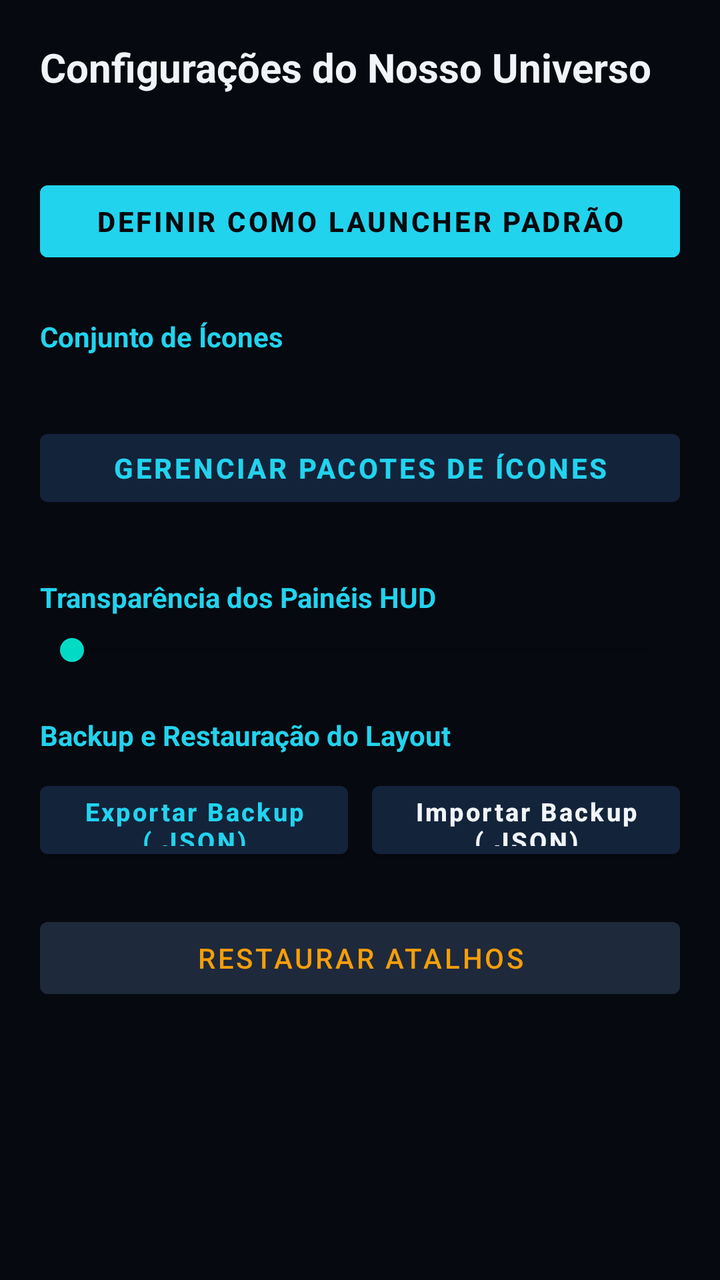
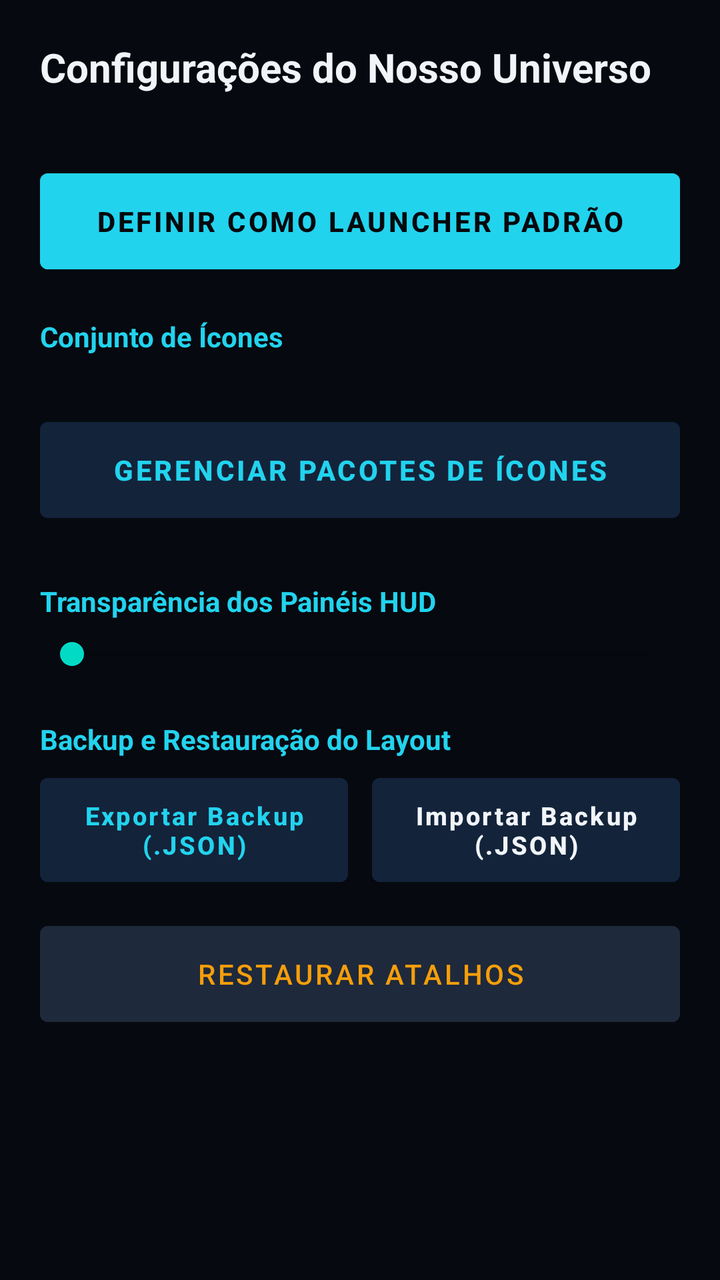

Two renders of the same Android screen: before a commit and after it. Below are the layout's source before the change and the commit's diff.
<!-- AndroidManifest.xml: application theme Theme.NossoUniverso.Wallpaper -->
<!-- res/layout/activity_settings.xml -->
<?xml version="1.0" encoding="utf-8"?>
<ScrollView xmlns:android="http://schemas.android.com/apk/res/android"
    android:layout_width="match_parent"
    android:layout_height="match_parent"
    android:background="#06090F"
    android:fillViewport="true">

    <LinearLayout
        android:layout_width="match_parent"
        android:layout_height="wrap_content"
        android:orientation="vertical"
        android:padding="20dp">

        <TextView
            android:layout_width="wrap_content"
            android:layout_height="wrap_content"
            android:text="@string/settings_title"
            android:textColor="@color/hud_text_primary"
            android:textSize="20sp"
            android:textStyle="bold" />

        <TextView
            android:id="@+id/txtDefaultStatus"
            android:layout_width="match_parent"
            android:layout_height="wrap_content"
            android:layout_marginTop="12dp"
            android:textColor="@color/hud_text_secondary"
            android:textSize="13sp" />

        <Button
            android:id="@+id/btnSetDefaultLauncher"
            android:layout_width="match_parent"
            android:layout_height="48dp"
            android:layout_marginTop="10dp"
            android:backgroundTint="@color/hud_cyan"
            android:text="@string/set_default_launcher"
            android:textColor="#05080D"
            android:textStyle="bold" />

        <TextView
            android:layout_width="wrap_content"
            android:layout_height="wrap_content"
            android:layout_marginTop="24dp"
            android:text="@string/icon_pack_section"
            android:textColor="@color/hud_cyan"
            android:textSize="14sp"
            android:textStyle="bold" />

        <TextView
            android:id="@+id/txtSettingsActivePack"
            android:layout_width="match_parent"
            android:layout_height="wrap_content"
            android:layout_marginTop="6dp"
            android:textColor="@color/hud_text_secondary"
            android:textSize="12.5sp" />

        <Button
            android:id="@+id/btnOpenIconPackManager"
            android:layout_width="match_parent"
            android:layout_height="46dp"
            android:layout_marginTop="10dp"
            android:backgroundTint="#13233A"
            android:text="@string/manage_icon_packs"
            android:textColor="@color/hud_cyan"
            android:textStyle="bold" />

        <RadioGroup
            android:id="@+id/radioIconPacks"
            android:layout_width="match_parent"
            android:layout_height="wrap_content"
            android:layout_marginTop="8dp" />

        <TextView
            android:layout_width="wrap_content"
            android:layout_height="wrap_content"
            android:layout_marginTop="24dp"
            android:text="@string/hud_transparency_section"
            android:textColor="@color/hud_cyan"
            android:textSize="14sp"
            android:textStyle="bold" />

        <SeekBar
            android:id="@+id/seekOpacity"
            android:layout_width="match_parent"
            android:layout_height="wrap_content"
            android:layout_marginTop="8dp"
            android:max="70" />

        <TextView
            android:layout_width="wrap_content"
            android:layout_height="wrap_content"
            android:layout_marginTop="24dp"
            android:text="@string/backup_section"
            android:textColor="@color/hud_cyan"
            android:textSize="14sp"
            android:textStyle="bold" />

        <LinearLayout
            android:layout_width="match_parent"
            android:layout_height="wrap_content"
            android:layout_marginTop="10dp"
            android:orientation="horizontal">

            <Button
                android:id="@+id/btnExportBackup"
                android:layout_width="0dp"
                android:layout_height="46dp"
                android:layout_marginEnd="6dp"
                android:layout_weight="1"
                android:backgroundTint="#13233A"
                android:text="@string/export_backup_json"
                android:textAllCaps="false"
                android:textColor="@color/hud_cyan"
                android:textSize="12.5sp"
                android:textStyle="bold" />

            <Button
                android:id="@+id/btnImportBackup"
                android:layout_width="0dp"
                android:layout_height="46dp"
                android:layout_marginStart="6dp"
                android:layout_weight="1"
                android:backgroundTint="#13233A"
                android:text="@string/import_backup_json"
                android:textAllCaps="false"
                android:textColor="@color/hud_text_primary"
                android:textSize="12.5sp"
                android:textStyle="bold" />
        </LinearLayout>

        <Button
            android:id="@+id/btnResetShortcuts"
            android:layout_width="match_parent"
            android:layout_height="48dp"
            android:layout_marginTop="22dp"
            android:backgroundTint="#1E293B"
            android:text="@string/reset_shortcuts"
            android:textColor="@color/hud_amber" />
    </LinearLayout>
</ScrollView>
<!-- resources referenced by this layout -->
<resources>
  <color name="hud_amber">#F59E0B</color>
  <color name="hud_cyan">#22D3EE</color>
  <color name="hud_text_primary">#F1F5F9</color>
  <color name="hud_text_secondary">#94A3B8</color>
  <string name="backup_section">Backup e Restauração do Layout</string>
  <string name="export_backup_json">Exportar Backup (.JSON)</string>
  <string name="hud_transparency_section">Transparência dos Painéis HUD</string>
  <string name="icon_pack_section">Conjunto de Ícones</string>
  <string name="import_backup_json">Importar Backup (.JSON)</string>
  <string name="manage_icon_packs">Gerenciar Pacotes de Ícones</string>
  <string name="reset_shortcuts">Restaurar Atalhos</string>
  <string name="set_default_launcher">Definir como Launcher Padrão</string>
  <string name="settings_title">Configurações do Nosso Universo</string>
  <style name="Theme.NossoUniverso.Wallpaper" parent="Theme.MaterialComponents.DayNight.NoActionBar">
          <item name="android:windowShowWallpaper">true</item>
          <item name="android:windowBackground">@android:color/transparent</item>
          <item name="android:colorBackground">@android:color/transparent</item>
          <item name="android:colorBackgroundCacheHint">@null</item>
          <item name="android:windowContentOverlay">@null</item>
          <item name="android:backgroundDimEnabled">false</item>
          <item name="android:backgroundDimAmount">0.0</item>
          <item name="android:statusBarColor">@android:color/transparent</item>
          <item name="android:navigationBarColor">@android:color/transparent</item>
          <item name="android:windowLightStatusBar">false</item>
          <item name="android:windowDrawsSystemBarBackgrounds">true</item>
      </style>
</resources>

<!-- the commit's change to res/layout/activity_settings.xml (unified diff, before → after) -->
@@ -3,13 +3,17 @@
     android:layout_width="match_parent"
     android:layout_height="match_parent"
     android:background="#06090F"
-    android:fillViewport="true">
+    android:fillViewport="true"
+    android:fitsSystemWindows="true">
 
     <LinearLayout
         android:layout_width="match_parent"
         android:layout_height="wrap_content"
         android:orientation="vertical"
-        android:padding="20dp">
+        android:paddingStart="20dp"
+        android:paddingTop="20dp"
+        android:paddingEnd="20dp"
+        android:paddingBottom="40dp">
 
         <TextView
             android:layout_width="wrap_content"
@@ -30,9 +34,16 @@
         <Button
             android:id="@+id/btnSetDefaultLauncher"
             android:layout_width="match_parent"
-            android:layout_height="48dp"
+            android:layout_height="wrap_content"
             android:layout_marginTop="10dp"
             android:backgroundTint="@color/hud_cyan"
+            android:gravity="center"
+            android:insetTop="0dp"
+            android:insetBottom="0dp"
+            android:minHeight="48dp"
+            android:paddingHorizontal="16dp"
+            android:paddingVertical="12dp"
+            android:singleLine="false"
             android:text="@string/set_default_launcher"
             android:textColor="#05080D"
             android:textStyle="bold" />
@@ -57,9 +68,16 @@
         <Button
             android:id="@+id/btnOpenIconPackManager"
             android:layout_width="match_parent"
-            android:layout_height="46dp"
+            android:layout_height="wrap_content"
             android:layout_marginTop="10dp"
             android:backgroundTint="#13233A"
+            android:gravity="center"
+            android:insetTop="0dp"
+            android:insetBottom="0dp"
+            android:minHeight="48dp"
+            android:paddingHorizontal="16dp"
+            android:paddingVertical="12dp"
+            android:singleLine="false"
             android:text="@string/manage_icon_packs"
             android:textColor="@color/hud_cyan"
             android:textStyle="bold" />
@@ -99,15 +117,23 @@
             android:layout_width="match_parent"
             android:layout_height="wrap_content"
             android:layout_marginTop="10dp"
+            android:baselineAligned="false"
             android:orientation="horizontal">
 
             <Button
                 android:id="@+id/btnExportBackup"
                 android:layout_width="0dp"
-                android:layout_height="46dp"
+                android:layout_height="wrap_content"
                 android:layout_marginEnd="6dp"
                 android:layout_weight="1"
                 android:backgroundTint="#13233A"
+                android:gravity="center"
+                android:insetTop="0dp"
+                android:insetBottom="0dp"
+                android:minHeight="52dp"
+                android:paddingHorizontal="10dp"
+                android:paddingVertical="10dp"
+                android:singleLine="false"
                 android:text="@string/export_backup_json"
                 android:textAllCaps="false"
                 android:textColor="@color/hud_cyan"
@@ -117,10 +143,17 @@
             <Button
                 android:id="@+id/btnImportBackup"
                 android:layout_width="0dp"
-                android:layout_height="46dp"
+                android:layout_height="wrap_content"
                 android:layout_marginStart="6dp"
                 android:layout_weight="1"
                 android:backgroundTint="#13233A"
+                android:gravity="center"
+                android:insetTop="0dp"
+                android:insetBottom="0dp"
+                android:minHeight="52dp"
+                android:paddingHorizontal="10dp"
+                android:paddingVertical="10dp"
+                android:singleLine="false"
                 android:text="@string/import_backup_json"
                 android:textAllCaps="false"
                 android:textColor="@color/hud_text_primary"
@@ -131,9 +164,16 @@
         <Button
             android:id="@+id/btnResetShortcuts"
             android:layout_width="match_parent"
-            android:layout_height="48dp"
+            android:layout_height="wrap_content"
             android:layout_marginTop="22dp"
             android:backgroundTint="#1E293B"
+            android:gravity="center"
+            android:insetTop="0dp"
+            android:insetBottom="0dp"
+            android:minHeight="48dp"
+            android:paddingHorizontal="16dp"
+            android:paddingVertical="12dp"
+            android:singleLine="false"
             android:text="@string/reset_shortcuts"
             android:textColor="@color/hud_amber" />
     </LinearLayout>
